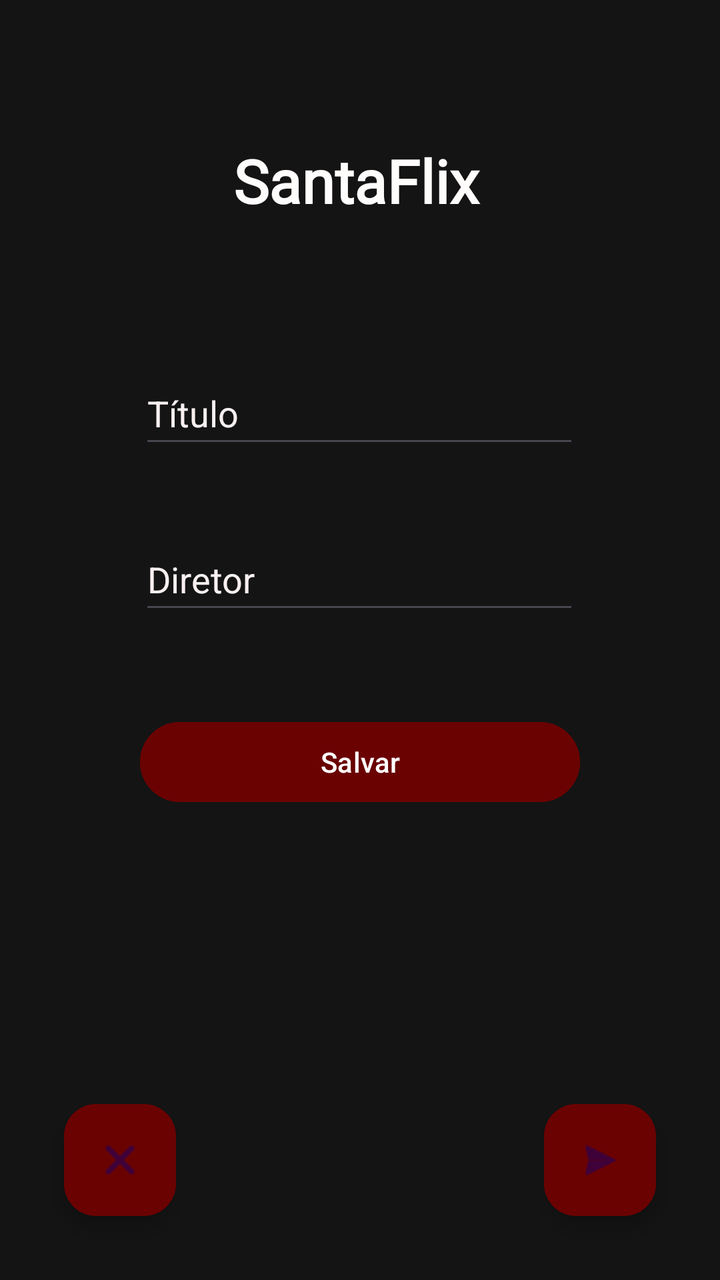
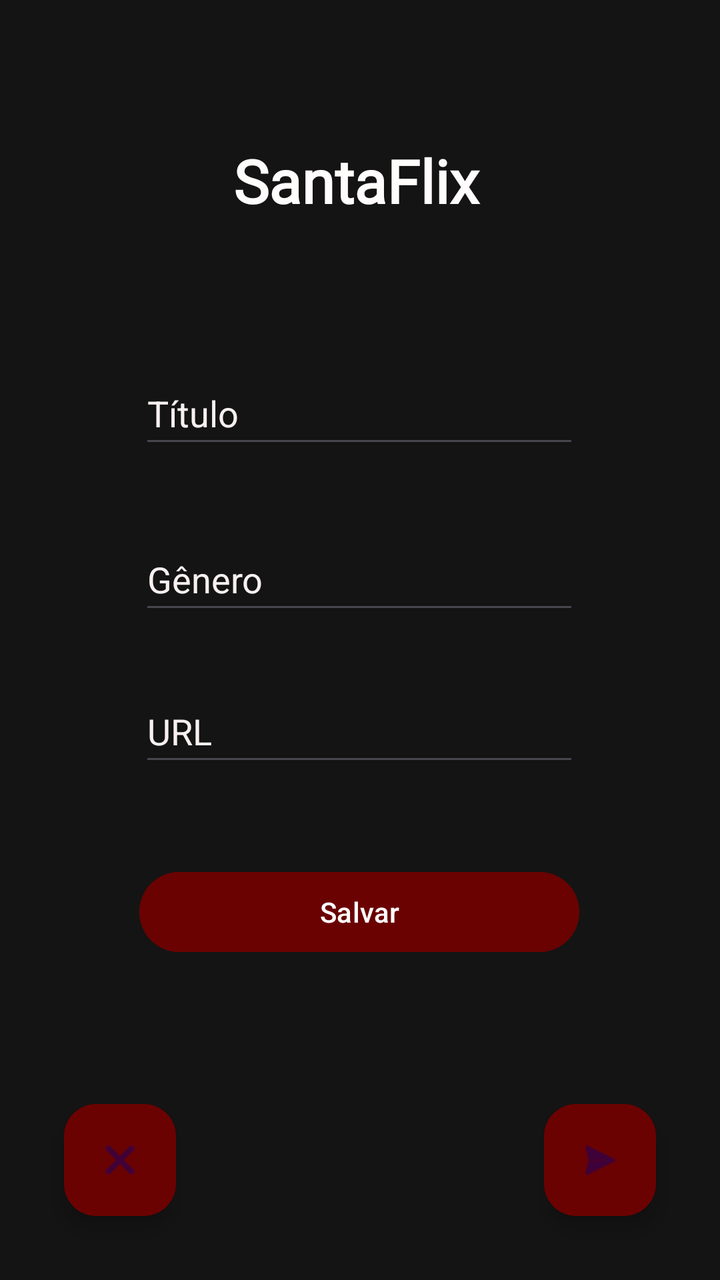

Two renders of the same Android screen: before a commit and after it. Below are the layout's source before the change and the commit's diff.
<!-- AndroidManifest.xml: application theme Theme.Aula05 -->
<!-- res/layout/activity_filme.xml -->
<?xml version="1.0" encoding="utf-8"?>
<androidx.constraintlayout.widget.ConstraintLayout xmlns:android="http://schemas.android.com/apk/res/android"
    xmlns:app="http://schemas.android.com/apk/res-auto"
    xmlns:tools="http://schemas.android.com/tools"
    android:id="@+id/main"
    android:layout_width="match_parent"
    android:layout_height="match_parent"
    android:background="#040404"
    android:backgroundTint="#141414"
    tools:context=".view.FilmeActivity">

    <TextView
        android:id="@+id/tv_titulo_filme_cadastro"
        android:layout_width="127dp"
        android:layout_height="66dp"
        android:layout_marginTop="70dp"
        android:fontFamily="@font/alata"
        android:text="SantaFlix"
        android:textColor="#FFFCFC"
        android:textSize="30dp"
        android:textStyle="bold"
        app:layout_constraintEnd_toEndOf="parent"
        app:layout_constraintHorizontal_bias="0.5"
        app:layout_constraintStart_toStartOf="parent"
        app:layout_constraintTop_toTopOf="parent" />

    <EditText
        android:id="@+id/edt_titulo"
        android:layout_width="220dp"
        android:layout_height="48dp"
        android:layout_marginTop="45dp"
        android:ems="10"
        android:hint="Título"
        android:inputType="text"
        android:textColor="#F8F0F0"
        android:textColorHint="#F8F0F0"
        app:layout_constraintEnd_toEndOf="parent"
        app:layout_constraintHorizontal_bias="0.497"
        app:layout_constraintStart_toStartOf="parent"
        app:layout_constraintTop_toBottomOf="@+id/tv_titulo_filme_cadastro" />

    <EditText
        android:id="@+id/edt_diretor"
        android:layout_width="220dp"
        android:layout_height="48dp"
        android:layout_marginTop="35dp"
        android:ems="10"
        android:hint="Diretor"
        android:inputType="text"
        android:textColor="#F8F0F0"
        android:textColorHint="#F8F0F0"
        app:layout_constraintEnd_toEndOf="parent"
        app:layout_constraintHorizontal_bias="0.497"
        app:layout_constraintStart_toStartOf="parent"
        app:layout_constraintTop_toBottomOf="@+id/edt_titulo" />

    <Button
        android:id="@+id/btn_salvar_filme"
        android:layout_width="220dp"
        android:layout_height="48dp"
        android:layout_marginTop="45dp"
        android:backgroundTint="#6A0202"
        android:text="Salvar"
        app:layout_constraintEnd_toEndOf="parent"
        app:layout_constraintStart_toStartOf="parent"
        app:layout_constraintTop_toBottomOf="@+id/edt_diretor" />

    <com.google.android.material.floatingactionbutton.FloatingActionButton
        android:id="@+id/fab_filme_lista"
        android:layout_width="wrap_content"
        android:layout_height="wrap_content"
        android:layout_marginEnd="32dp"
        android:layout_marginBottom="32dp"
        android:clickable="true"
        android:contentDescription="Ir para lista de filmes"
        app:backgroundTint="#6A0202"
        app:layout_constraintBottom_toBottomOf="parent"
        app:layout_constraintEnd_toEndOf="parent"
        app:srcCompat="@android:drawable/ic_menu_send" />

    <com.google.android.material.floatingactionbutton.FloatingActionButton
        android:id="@+id/fab_voltar_menu_principal"
        android:layout_width="wrap_content"
        android:layout_height="wrap_content"
        android:layout_marginStart="32dp"
        android:layout_marginBottom="32dp"
        android:clickable="true"
        android:contentDescription="Voltar para o menu principal"
        app:backgroundTint="#6A0202"
        app:layout_constraintBottom_toBottomOf="parent"
        app:layout_constraintStart_toStartOf="parent"
        app:srcCompat="@android:drawable/ic_menu_close_clear_cancel" />
</androidx.constraintlayout.widget.ConstraintLayout>
<!-- resources referenced by this layout -->
<resources>
  <style name="Theme.Aula05" parent="Base.Theme.Aula05" />
  <style name="Base.Theme.Aula05" parent="Theme.Material3.DayNight.NoActionBar">
          
          
      </style>
</resources>

<!-- the commit's change to res/layout/activity_filme.xml (unified diff, before → after) -->
@@ -40,12 +40,12 @@
         app:layout_constraintTop_toBottomOf="@+id/tv_titulo_filme_cadastro" />
 
     <EditText
-        android:id="@+id/edt_diretor"
+        android:id="@+id/edt_genero"
         android:layout_width="220dp"
         android:layout_height="48dp"
         android:layout_marginTop="35dp"
         android:ems="10"
-        android:hint="Diretor"
+        android:hint="Gênero"
         android:inputType="text"
         android:textColor="#F8F0F0"
         android:textColorHint="#F8F0F0"
@@ -58,12 +58,13 @@
         android:id="@+id/btn_salvar_filme"
         android:layout_width="220dp"
         android:layout_height="48dp"
-        android:layout_marginTop="45dp"
+        android:layout_marginTop="44dp"
         android:backgroundTint="#6A0202"
         android:text="Salvar"
         app:layout_constraintEnd_toEndOf="parent"
+        app:layout_constraintHorizontal_bias="0.497"
         app:layout_constraintStart_toStartOf="parent"
-        app:layout_constraintTop_toBottomOf="@+id/edt_diretor" />
+        app:layout_constraintTop_toBottomOf="@+id/edt_url" />
 
     <com.google.android.material.floatingactionbutton.FloatingActionButton
         android:id="@+id/fab_filme_lista"
@@ -90,4 +91,21 @@
         app:layout_constraintBottom_toBottomOf="parent"
         app:layout_constraintStart_toStartOf="parent"
         app:srcCompat="@android:drawable/ic_menu_close_clear_cancel" />
+
+    <EditText
+        android:id="@+id/edt_url"
+        android:layout_width="220dp"
+        android:layout_height="48dp"
+        android:layout_marginTop="28dp"
+        android:ems="10"
+        android:hint="URL"
+        android:inputType="text"
+        android:minHeight="48dp"
+        android:textColor="#F8F0F0"
+        android:textColorHint="#F8F0F0"
+        app:layout_constraintEnd_toEndOf="parent"
+        app:layout_constraintHorizontal_bias="0.497"
+        app:layout_constraintStart_toStartOf="parent"
+        app:layout_constraintTop_toBottomOf="@+id/edt_genero" />
+
 </androidx.constraintlayout.widget.ConstraintLayout>
